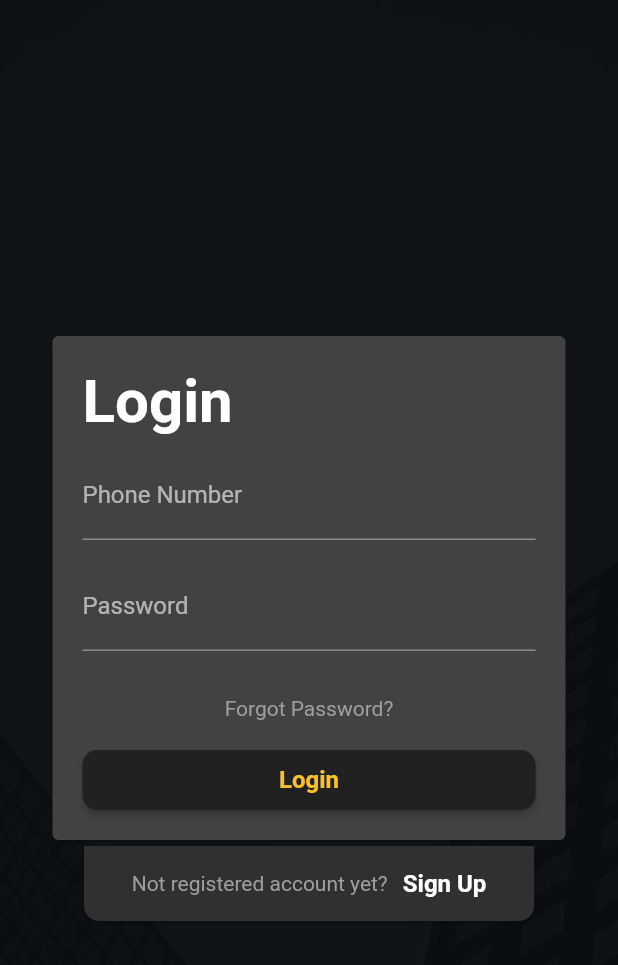
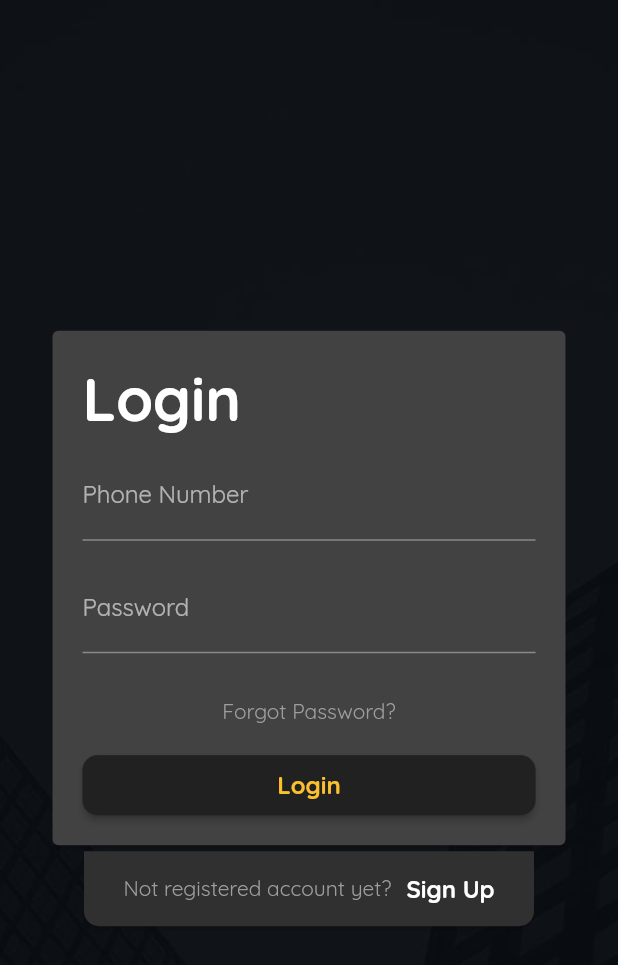
Before and after one commit to chrisoftech/fashion-connect, a Flutter app: the screen it shows after launch, on a phone screen of 412 x 824 dp. Shown: the top 965 px of the screen. Run offline on Flutter 3.47's test engine with Material 2 defaults, Android fonts, the phone set to English and light mode, and no system bars.

Commit message:
Imported QuickSand font

```diff
--- a/lib/main.dart
+++ b/lib/main.dart
@@ -11,6 +11,7 @@ class MyApp extends StatelessWidget {
       title: 'Flutter Demo',
       debugShowCheckedModeBanner: false,
       theme: ThemeData(
+        fontFamily: 'QuickSand',
         brightness: Brightness.dark,
         primarySwatch: Colors.indigo,
         accentColor: Colors.yellow[700],
```
Also changed, not shown: pubspec.yaml (+10 -5 lines), assets/fonts/Quicksand-Bold.ttf (added), assets/fonts/Quicksand-Light.ttf (added), assets/fonts/Quicksand-Medium.ttf (added), assets/fonts/Quicksand-Regular.ttf (added).
